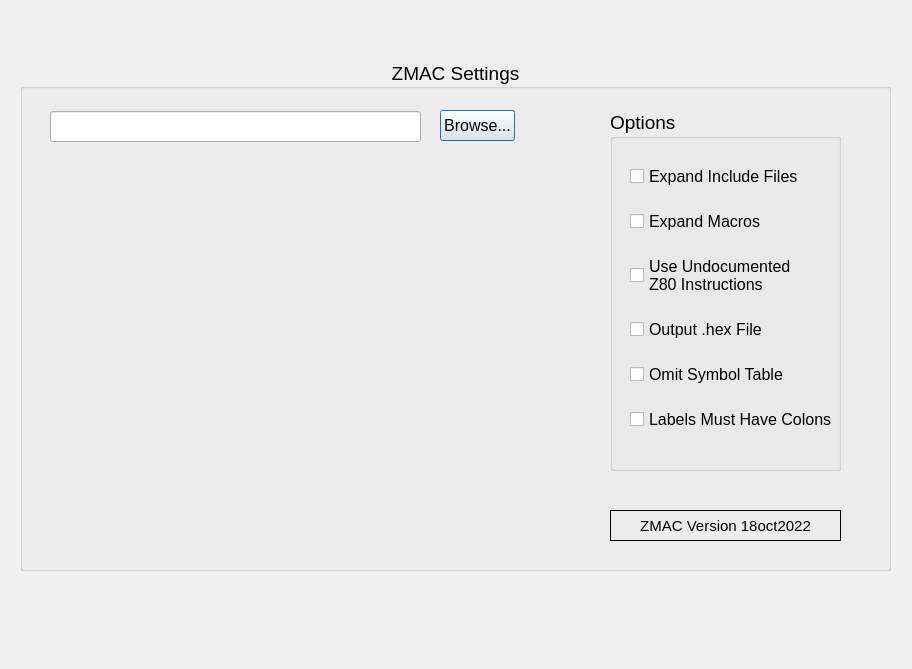
tinymouse42/BAPD, file Settings_Test_GUI.ui: the form before one commit.
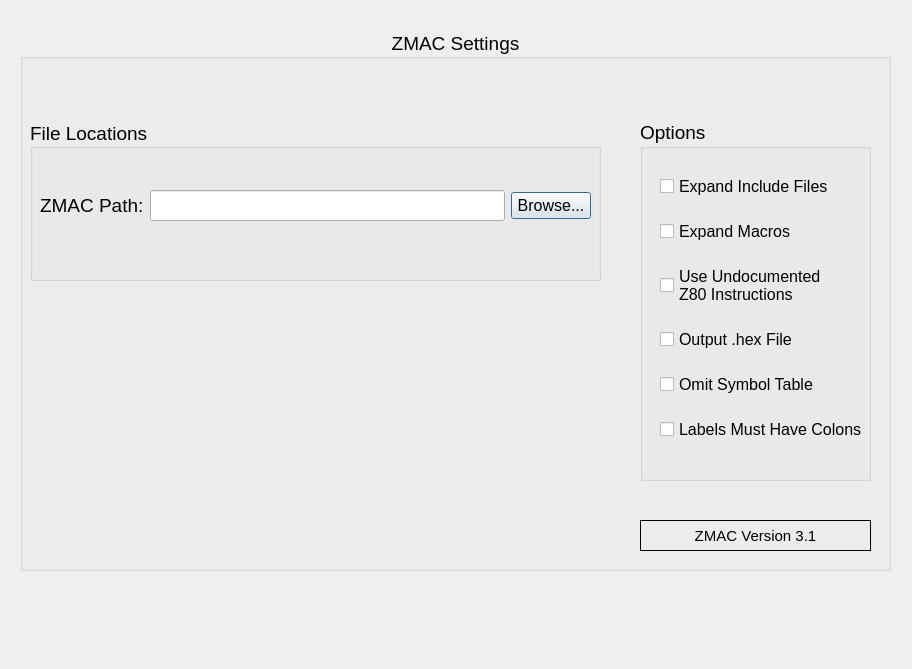
The form after the commit.

Commit message: zmac settings GUI and coding

```diff
--- a/Settings_Test_GUI.ui
+++ b/Settings_Test_GUI.ui
@@ -17,9 +17,9 @@
    <property name="geometry">
     <rect>
      <x>20</x>
-     <y>60</y>
+     <y>30</y>
      <width>871</width>
-     <height>511</height>
+     <height>541</height>
     </rect>
    </property>
    <property name="font">
@@ -36,42 +36,11 @@
    <property name="flat">
     <bool>false</bool>
    </property>
-   <widget class="QLineEdit" name="lineEdit">
+   <widget class="QGroupBox" name="optionsGroupBox">
     <property name="geometry">
      <rect>
-      <x>30</x>
-      <y>51</y>
-      <width>371</width>
-      <height>31</height>
-     </rect>
-    </property>
-   </widget>
-   <widget class="QPushButton" name="pushButton">
-    <property name="geometry">
-     <rect>
-      <x>420</x>
-      <y>50</y>
-      <width>75</width>
-      <height>31</height>
-     </rect>
-    </property>
-    <property name="font">
-     <font>
-      <pointsize>12</pointsize>
-     </font>
-    </property>
-    <property name="text">
-     <string>Browse...</string>
-    </property>
-    <property name="autoDefault">
-     <bool>true</bool>
-    </property>
-   </widget>
-   <widget class="QGroupBox" name="groupBox_2">
-    <property name="geometry">
-     <rect>
-      <x>590</x>
-      <y>50</y>
+      <x>620</x>
+      <y>90</y>
       <width>231</width>
       <height>361</height>
      </rect>
@@ -168,8 +137,8 @@
    <widget class="QLabel" name="label">
     <property name="geometry">
      <rect>
-      <x>590</x>
-      <y>450</y>
+      <x>620</x>
+      <y>490</y>
       <width>231</width>
       <height>31</height>
      </rect>
@@ -189,7 +158,7 @@
      <enum>QFrame::Shape::Box</enum>
     </property>
     <property name="text">
-     <string>ZMAC Version 18oct2022</string>
+     <string>ZMAC Version 3.1</string>
     </property>
     <property name="scaledContents">
      <bool>false</bool>
@@ -198,6 +167,59 @@
      <set>Qt::AlignmentFlag::AlignCenter</set>
     </property>
    </widget>
+   <widget class="QGroupBox" name="zmacFilePathLayout">
+    <property name="geometry">
+     <rect>
+      <x>10</x>
+      <y>90</y>
+      <width>571</width>
+      <height>161</height>
+     </rect>
+    </property>
+    <property name="title">
+     <string>File Locations</string>
+    </property>
+    <property name="alignment">
+     <set>Qt::AlignmentFlag::AlignLeading|Qt::AlignmentFlag::AlignLeft|Qt::AlignmentFlag::AlignVCenter</set>
+    </property>
+    <widget class="QWidget" name="horizontalLayoutWidget">
+     <property name="geometry">
+      <rect>
+       <x>10</x>
+       <y>30</y>
+       <width>551</width>
+       <height>111</height>
+      </rect>
+     </property>
+     <layout class="QHBoxLayout" name="zmacPathInputLayout">
+      <item>
+       <widget class="QLabel" name="zmacPathLabel">
+        <property name="text">
+         <string>ZMAC Path:</string>
+        </property>
+       </widget>
+      </item>
+      <item>
+       <widget class="QLineEdit" name="zmacPathLineEdit"/>
+      </item>
+      <item>
+       <widget class="QPushButton" name="browseZmacButton">
+        <property name="font">
+         <font>
+          <pointsize>12</pointsize>
+         </font>
+        </property>
+        <property name="text">
+         <string>Browse...</string>
+        </property>
+        <property name="autoDefault">
+         <bool>true</bool>
+        </property>
+       </widget>
+      </item>
+     </layout>
+    </widget>
+   </widget>
   </widget>
  </widget>
  <resources/>
```
Left out of the diff: 22 changed lines with no effect on the pictures. The commit also changes 3 other files.
